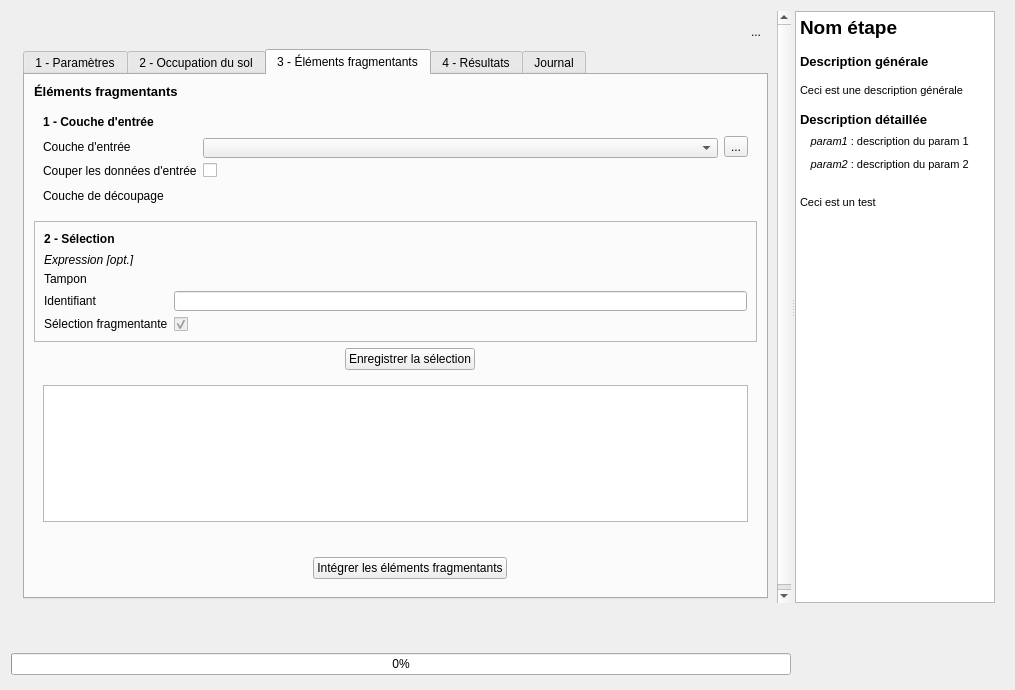
Above: FragScape_dialog_base.ui from MathieuChailloux/FragScape before the change. Below: the same form after it.
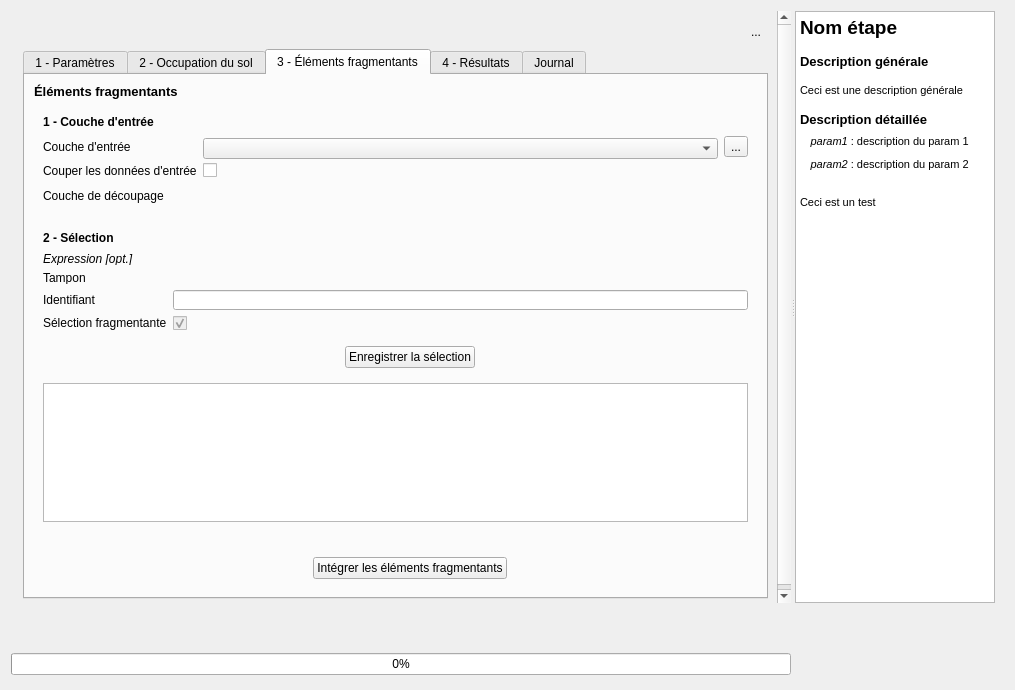
That is the form after the change. The open tabs and pages were chosen to show the change. Icons and pictures are not drawn. Custom widgets are drawn as their Qt base class.

Diff of the .ui file:
```diff
--- a/FragScape_dialog_base.ui
+++ b/FragScape_dialog_base.ui
@@ -82,8 +82,8 @@
            <rect>
             <x>0</x>
             <y>0</y>
-            <width>763</width>
-            <height>647</height>
+            <width>767</width>
+            <height>675</height>
            </rect>
           </property>
           <property name="sizePolicy">
@@ -1088,7 +1088,7 @@
                   <item row="1" column="1">
                    <widget class="QgsMapLayerComboBox" name="fragmInputLayerCombo">
                     <property name="sizePolicy">
-                     <sizepolicy hsizetype="Expanding" vsizetype="Fixed">
+                     <sizepolicy hsizetype="Expanding" vsizetype="Preferred">
                       <horstretch>0</horstretch>
                       <verstretch>0</verstretch>
                      </sizepolicy>
@@ -1096,7 +1096,7 @@
                     <property name="minimumSize">
                      <size>
                       <width>0</width>
-                      <height>20</height>
+                      <height>21</height>
                      </size>
                     </property>
                     <property name="maximumSize">
@@ -1196,7 +1196,7 @@
                   </size>
                  </property>
                  <property name="frameShape">
-                  <enum>QFrame::StyledPanel</enum>
+                  <enum>QFrame::NoFrame</enum>
                  </property>
                  <property name="frameShadow">
                   <enum>QFrame::Raised</enum>
```
Left out of the diff: 44 changed lines with no effect on the pictures.
